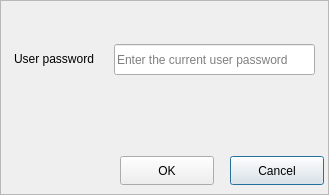
Above: src/authdialog.ui from UbuntuKylin/youker-assistant before the change. Below: the same form after it.
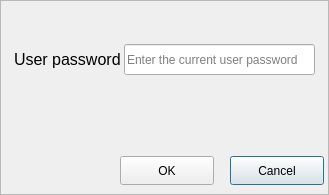
That is the form after the change. Icons and pictures are not drawn.

The edit to the form file:
```diff
--- a/src/authdialog.ui
+++ b/src/authdialog.ui
@@ -96,11 +96,16 @@
    <property name="geometry">
     <rect>
      <x>14</x>
-     <y>51</y>
-     <width>101</width>
-     <height>16</height>
+     <y>44</y>
+     <width>131</width>
+     <height>31</height>
     </rect>
    </property>
+   <property name="font">
+    <font>
+     <pointsize>12</pointsize>
+    </font>
+   </property>
    <property name="text">
     <string>&lt;html&gt;&lt;head/&gt;&lt;body&gt;&lt;p&gt;User password&lt;/p&gt;&lt;/body&gt;&lt;/html&gt;</string>
    </property>
@@ -108,9 +113,9 @@
   <widget class="QLineEdit" name="lineEdit">
    <property name="geometry">
     <rect>
-     <x>114</x>
+     <x>124</x>
      <y>44</y>
-     <width>201</width>
+     <width>191</width>
      <height>31</height>
     </rect>
    </property>
```
Left out of the diff: 5 changed lines with no effect on the pictures.
